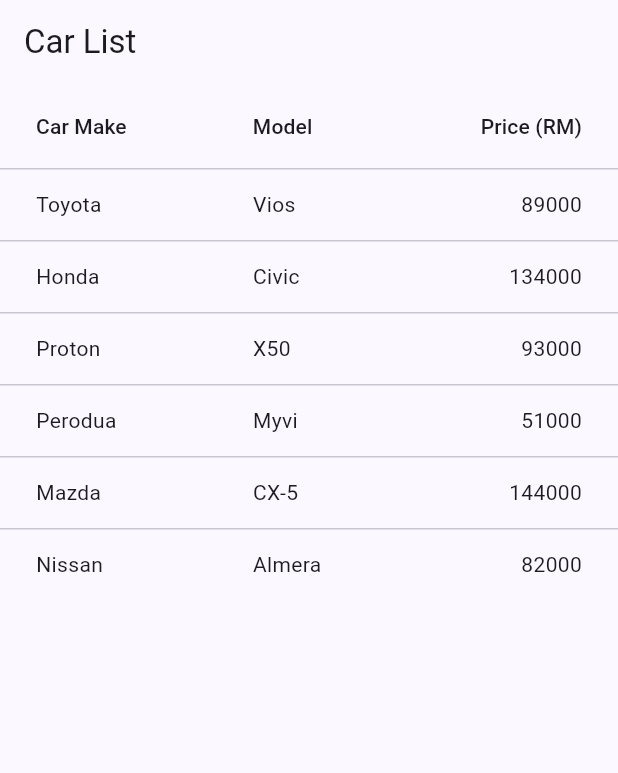
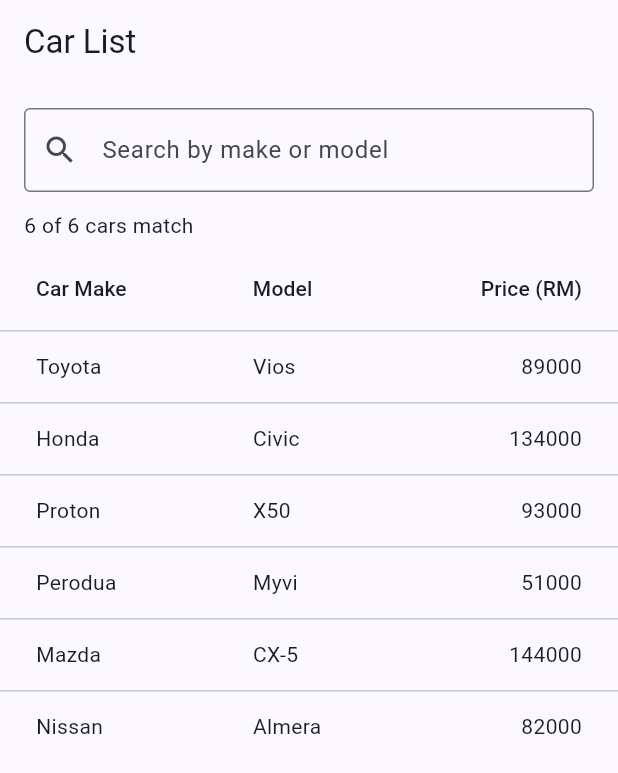
Before and after one commit to kaylanaura/TMA3084_G02_102641_Lab05_Lesson07, a Flutter app: the screen it shows after launch, on a phone screen of 412 x 824 dp. Shown: the top 773 px of the screen. Run offline on Flutter 3.47's test engine with Material 3 defaults, Android fonts, the phone set to English and light mode, and no system bars.

Commit message:
Vibe Coding Task 5: AI search filter (unreviewed)

```diff
--- a/lab_b/lib/main.dart
+++ b/lab_b/lib/main.dart
@@ -45,6 +45,28 @@ class _CarTablePageState extends State<CarTablePage> {
   int? _sortColumnIndex;
   bool _sortAscending = true;
 
+  final TextEditingController _searchController = TextEditingController();
+  String _query = '';
+
+  @override
+  void dispose() {
+    _searchController.dispose();
+    super.dispose();
+  }
+
+  // Cars matching the search text, in the current sort order.
+  List<Car> get _filteredCars {
+    final q = _query.trim().toLowerCase();
+    if (q.isEmpty) return _cars;
+    return _cars
+        .where(
+          (car) =>
+              car.make.toLowerCase().contains(q) ||
+              car.model.toLowerCase().contains(q),
+        )
+        .toList();
+  }
+
   void _sort<T extends Comparable>(
     T Function(Car car) getField,
     int columnIndex,
@@ -65,9 +87,45 @@ class _CarTablePageState extends State<CarTablePage> {
 
   @override
   Widget build(BuildContext context) {
+    final filtered = _filteredCars;
+
     return Scaffold(
       appBar: AppBar(title: const Text('Car List')),
-      body: SingleChildScrollView(
+      body: Column(
+        children: [
+          Padding(
+            padding: const EdgeInsets.fromLTRB(16, 16, 16, 8),
+            child: TextField(
+              controller: _searchController,
+              decoration: InputDecoration(
+                labelText: 'Search by make or model',
+                prefixIcon: const Icon(Icons.search),
+                border: const OutlineInputBorder(),
+                suffixIcon: _query.isEmpty
+                    ? null
+                    : IconButton(
+                        icon: const Icon(Icons.clear),
+                        onPressed: () {
+                          _searchController.clear();
+                          setState(() => _query = '');
+                        },
+                      ),
+              ),
+              onChanged: (value) => setState(() => _query = value),
+            ),
+          ),
+          Padding(
+            padding: const EdgeInsets.symmetric(horizontal: 16, vertical: 4),
+            child: Align(
+              alignment: Alignment.centerLeft,
+              child: Text(
+                '${filtered.length} of ${_cars.length} cars match',
+                style: Theme.of(context).textTheme.bodyMedium,
+              ),
+            ),
+          ),
+          Expanded(
+            child: SingleChildScrollView(
               scrollDirection: Axis.vertical,
               child: SizedBox(
                 width: double.infinity,
@@ -77,19 +135,22 @@ class _CarTablePageState extends State<CarTablePage> {
                   columns: [
                     DataColumn(
                       label: const Text('Car Make'),
-                onSort: (i, asc) => _sort<String>((car) => car.make, i, asc),
+                      onSort: (i, asc) =>
+                          _sort<String>((car) => car.make, i, asc),
                     ),
                     DataColumn(
                       label: const Text('Model'),
-                onSort: (i, asc) => _sort<String>((car) => car.model, i, asc),
+                      onSort: (i, asc) =>
+                          _sort<String>((car) => car.model, i, asc),
                     ),
                     DataColumn(
                       label: const Text('Price (RM)'),
                       numeric: true,
-                onSort: (i, asc) => _sort<num>((car) => car.price, i, asc),
+                      onSort: (i, asc) =>
+                          _sort<num>((car) => car.price, i, asc),
                     ),
                   ],
-            rows: _cars
+                  rows: filtered
                       .map(
                         (car) => DataRow(
                           cells: [
@@ -103,6 +164,9 @@ class _CarTablePageState extends State<CarTablePage> {
                 ),
               ),
             ),
+          ),
+        ],
+      ),
     );
   }
 }
```
Lines whose indentation alone changed are shown as unchanged.
